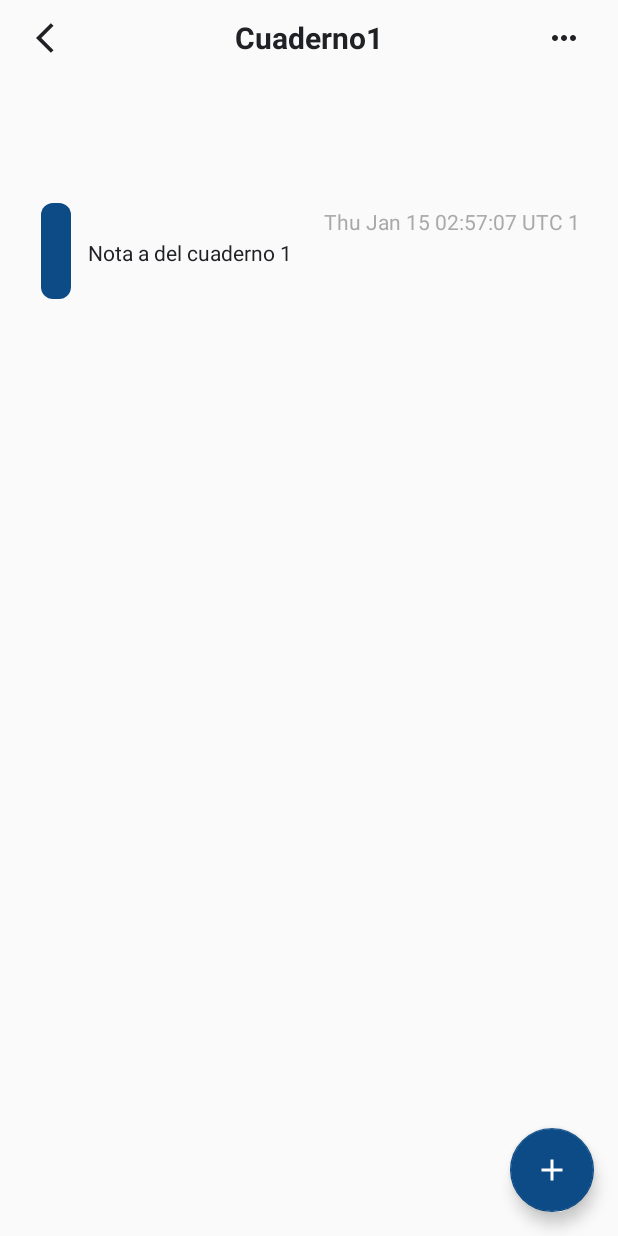
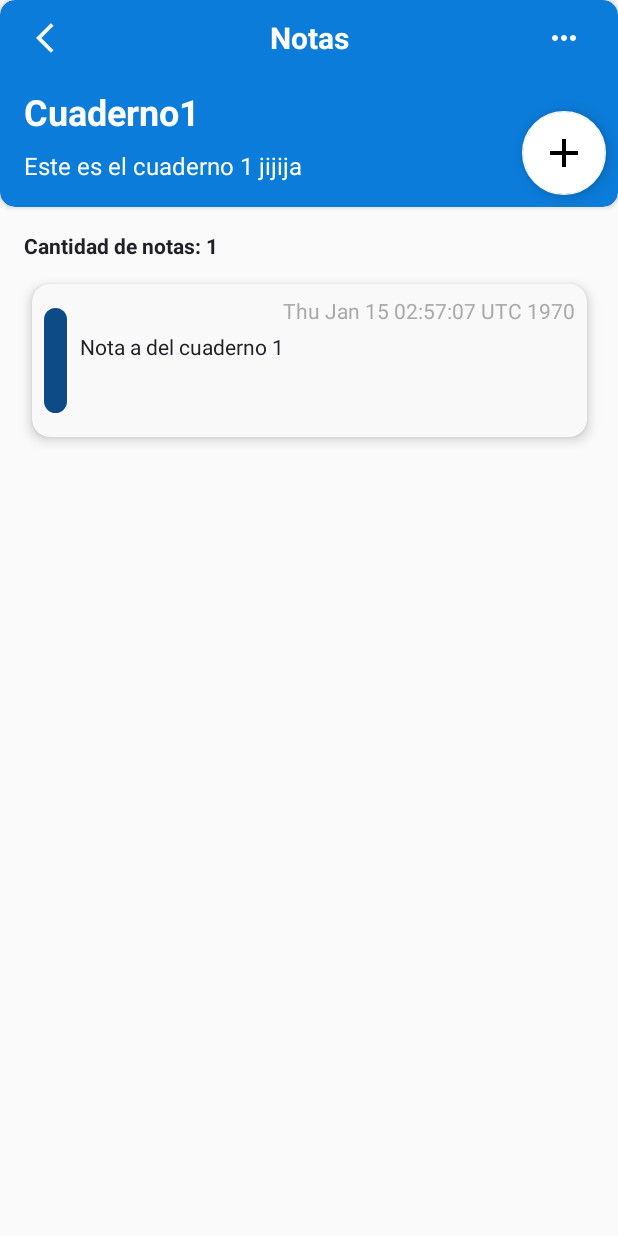
Before and after one commit to johamja/Task-App, an Android app: the BooksMenu screen opened directly, with no data from a screen before it, after a tap on "Cuaderno1", on a phone screen of 412 x 824 dp. Run offline under Robolectric (Android 15) with nearby library versions, the phone set to English and light mode, and no system bars.

Commit message:
Commit_final
Implementacion de Notas y cuadernos

```diff
--- a/app/src/main/java/com/example/task_app/Vistas/Cuadernos/BooksMenu.java
+++ b/app/src/main/java/com/example/task_app/Vistas/Cuadernos/BooksMenu.java
@@ -73,7 +73,7 @@
         listcuadernos.add(new Cuaderno("Cuaderno tareas 4","Este es el cuaderno 4 jijija",1,new ArrayList<>()));
         listcuadernos.add(new Cuaderno("Cuaderno deudores 5","Los que me deben billullo",4,new ArrayList<>()));
         listcuadernos.add(new Cuaderno("No se como llamar este cuaderno","No se como llamarlo, ahora voy a saber que poner aqui apue",3,new ArrayList<>()));
-        listcuadernos.add(new Cuaderno("Calculo integral","Ps es de calculo integral",5,new ArrayList<>()));
+        listcuadernos.add(new Cuaderno("Calculo integral","Ps es de calculo integral\n\n\n\n\n\n\n",5,new ArrayList<>()));
     }
 
     private void FinalizarActivity() {
--- a/app/src/main/java/com/example/task_app/Vistas/Notas/NotasMenu.java
+++ b/app/src/main/java/com/example/task_app/Vistas/Notas/NotasMenu.java
@@ -1,17 +1,17 @@
 package com.example.task_app.Vistas.Notas;
 
 import androidx.appcompat.app.AppCompatActivity;
+import androidx.cardview.widget.CardView;
+import androidx.core.content.ContextCompat;
 import androidx.recyclerview.widget.LinearLayoutManager;
 import androidx.recyclerview.widget.RecyclerView;
 
 import android.os.Bundle;
 import android.widget.ImageView;
 import android.widget.TextView;
-import android.widget.Toast;
 
 import com.example.task_app.Modelos.Cuaderno;
 import com.example.task_app.Modelos.Nota;
-import com.example.task_app.Modelos.na_AdapterCuadernos;
 import com.example.task_app.Modelos.na_AdapterNotas;
 import com.example.task_app.R;
 
@@ -21,13 +21,16 @@
 
     ArrayList<Nota> listnotas = new ArrayList<>();
     RecyclerView recycler;
-    TextView title;
+    TextView title,cantnotas,descripcion;
     ImageView bck,menu;
+    CardView crdview;
 
     @Override
     protected void onCreate(Bundle savedInstanceState) {
         super.onCreate(savedInstanceState);
         setContentView(R.layout.activity_notas_menu);
+        cantnotas = findViewById(R.id.bn_cantnot);
+        descripcion = findViewById(R.id.bn_descripciones);
 
         Bundle objetoenviado = getIntent().getExtras();
         Cuaderno cuaderno=null;
@@ -37,6 +40,19 @@
         }
         title = findViewById(R.id.nm_titlecuaderno2);
         title.setText(cuaderno.getNombre().toCharArray(),0,cuaderno.getNombre().length());
+        cantnotas.setText("Cantidad de notas: "+ String.valueOf(cuaderno.getListadenotas().size()));
+        descripcion.setText(cuaderno.getDescripcion());
+        crdview = findViewById(R.id.bn_cardView4);
+        int color = 0;
+        switch (cuaderno.getTema()){
+            case 1: color = ContextCompat.getColor(this,R.color.Color_Primario); break;
+            case 2: color = ContextCompat.getColor(this,R.color.Color_Secundario); break;
+            case 3: color = ContextCompat.getColor(this,R.color.Color_Terciario); break;
+            case 4: color = ContextCompat.getColor(this,R.color.Color_Cuaternario); break;
+            default: color = ContextCompat.getColor(this,R.color.Color_Primario); break;
+        }
+
+        crdview.setCardBackgroundColor(color);
 
         recycler = findViewById(R.id.an_recyclerv);
         recycler.setLayoutManager(new LinearLayoutManager(this));
--- a/app/src/main/res/layout/activity_books_menu.xml
+++ b/app/src/main/res/layout/activity_books_menu.xml
@@ -58,7 +58,8 @@
         app:layout_constraintHorizontal_bias="0.0"
         app:layout_constraintStart_toStartOf="parent"
         app:layout_constraintTop_toTopOf="@+id/bn_guideline"
-        app:layout_constraintVertical_bias="0.0" />
+        app:layout_constraintVertical_bias="0.0"
+        tools:listitem="@layout/ab_item_list" />
 
     <com.google.android.material.floatingactionbutton.FloatingActionButton
         android:id="@+id/bm_plusbutton"
--- a/app/src/main/res/layout/activity_notas_menu.xml
+++ b/app/src/main/res/layout/activity_notas_menu.xml
@@ -6,13 +6,39 @@
     android:layout_height="match_parent"
     tools:context=".Vistas.Notas.NotasMenu">
 
+    <androidx.cardview.widget.CardView
+        android:id="@+id/bn_cardView4"
+        android:layout_width="0dp"
+        android:layout_height="wrap_content"
+        app:cardBackgroundColor="#FFFFFF"
+        app:cardCornerRadius="10dp"
+        app:layout_constraintEnd_toEndOf="parent"
+        app:layout_constraintStart_toStartOf="parent">
+
+        <androidx.constraintlayout.widget.ConstraintLayout
+            android:layout_width="match_parent"
+            android:layout_height="match_parent">
+
+            <TextView
+                android:id="@+id/bn_textview23"
+                android:layout_width="wrap_content"
+                android:layout_height="wrap_content"
+                android:text="Notas"
+                android:textColor="#FFFFFF"
+                android:textSize="20sp"
+                android:textStyle="bold"
+                app:layout_constraintBottom_toTopOf="@+id/bn_guideline2"
+                app:layout_constraintEnd_toEndOf="parent"
+                app:layout_constraintStart_toStartOf="parent"
+                app:layout_constraintTop_toTopOf="parent" />
+
             <ImageButton
                 android:id="@+id/bm_menubutton2"
                 android:layout_width="40dp"
                 android:layout_height="40dp"
                 android:layout_marginEnd="16dp"
                 android:backgroundTint="#00FFFFFF"
-        android:src="@drawable/ic_baseline_more_horiz_24"
+                android:src="@drawable/ic_baseline_more_horiz_24_white"
                 app:layout_constraintBottom_toTopOf="@+id/bn_guideline2"
                 app:layout_constraintEnd_toEndOf="parent"
                 app:layout_constraintTop_toTopOf="parent" />
@@ -26,15 +52,18 @@
 
             <TextView
                 android:id="@+id/nm_titlecuaderno2"
-        android:layout_width="wrap_content"
+                android:layout_width="0dp"
                 android:layout_height="wrap_content"
+                android:layout_marginStart="16dp"
+                android:layout_marginTop="8dp"
+                android:layout_marginEnd="8dp"
                 android:text="Cuaderno"
-        android:textSize="20sp"
+                android:textColor="#FFFFFF"
+                android:textSize="24sp"
                 android:textStyle="bold"
-        app:layout_constraintBottom_toTopOf="@+id/bn_guideline2"
-        app:layout_constraintEnd_toEndOf="parent"
+                app:layout_constraintEnd_toStartOf="@+id/nm_plusbutton2"
                 app:layout_constraintStart_toStartOf="parent"
-        app:layout_constraintTop_toTopOf="parent" />
+                app:layout_constraintTop_toTopOf="@+id/bn_guideline2" />
 
             <ImageButton
                 android:id="@+id/nm_backbutton"
@@ -42,35 +71,68 @@
                 android:layout_height="40dp"
                 android:layout_marginStart="16dp"
                 android:backgroundTint="#00FFFFFF"
-        android:src="@drawable/ic_baseline_arrow_back_ios_24"
+                android:src="@drawable/ic_baseline_arrow_back_ios_24_white"
                 app:layout_constraintBottom_toTopOf="@+id/bn_guideline2"
                 app:layout_constraintStart_toStartOf="parent"
                 app:layout_constraintTop_toTopOf="parent" />
+
+            <TextView
+                android:id="@+id/bn_descripciones"
+                android:layout_width="0dp"
+                android:layout_height="wrap_content"
+                android:layout_marginStart="16dp"
+                android:layout_marginTop="8dp"
+                android:layout_marginEnd="16dp"
+                android:layout_marginBottom="16dp"
+                android:text="Descripcion"
+                android:textColor="#FFFFFF"
+                android:textSize="16sp"
+                app:layout_constraintBottom_toBottomOf="parent"
+                app:layout_constraintEnd_toStartOf="@+id/nm_plusbutton2"
+                app:layout_constraintStart_toStartOf="parent"
+                app:layout_constraintTop_toBottomOf="@+id/nm_titlecuaderno2" />
 
             <com.google.android.material.floatingactionbutton.FloatingActionButton
                 android:id="@+id/nm_plusbutton2"
                 android:layout_width="wrap_content"
                 android:layout_height="wrap_content"
-        android:layout_marginEnd="16dp"
-        android:layout_marginBottom="16dp"
+                android:layout_marginTop="24dp"
+                android:layout_marginEnd="8dp"
+                android:layout_marginBottom="8dp"
                 android:clickable="true"
+                android:foreground="@drawable/ic_baseline_add"
+                android:foregroundGravity="center_vertical|center_horizontal"
+                android:foregroundTint="#000000"
                 android:src="@drawable/ic_baseline_add"
-        app:backgroundTint="@color/Color_Primario"
+                app:backgroundTint="@color/Color1_Light"
                 app:layout_constraintBottom_toBottomOf="parent"
-        app:layout_constraintEnd_toEndOf="parent" />
+                app:layout_constraintEnd_toEndOf="parent"
+                app:layout_constraintTop_toTopOf="@+id/bn_guideline2"
+                app:layout_constraintVertical_bias="1.0" />
+        </androidx.constraintlayout.widget.ConstraintLayout>
 
-    <LinearLayout
-        android:layout_width="359dp"
-        android:layout_height="570dp"
-        android:orientation="horizontal"
+    </androidx.cardview.widget.CardView>
+
+    <androidx.recyclerview.widget.RecyclerView
+        android:id="@+id/an_recyclerv"
+        android:layout_width="0dp"
+        android:layout_height="0dp"
+        android:layout_marginTop="8dp"
         app:layout_constraintBottom_toBottomOf="parent"
         app:layout_constraintEnd_toEndOf="parent"
         app:layout_constraintStart_toStartOf="parent"
-        app:layout_constraintTop_toTopOf="parent">
+        app:layout_constraintTop_toBottomOf="@+id/bn_cantnot"
+        tools:listitem="@layout/an_item_list" />
 
-        <androidx.recyclerview.widget.RecyclerView
-            android:id="@+id/an_recyclerv"
-            android:layout_width="match_parent"
-            android:layout_height="match_parent" />
-    </LinearLayout>
+    <TextView
+        android:id="@+id/bn_cantnot"
+        android:layout_width="wrap_content"
+        android:layout_height="0dp"
+        android:layout_marginStart="16dp"
+        android:layout_marginTop="16dp"
+        android:text="Cantidad de notas: n"
+        android:textStyle="bold"
+        app:layout_constraintStart_toStartOf="parent"
+        app:layout_constraintTop_toBottomOf="@+id/bn_cardView4" />
+
 </androidx.constraintlayout.widget.ConstraintLayout>
--- a/app/src/main/res/layout/an_item_list.xml
+++ b/app/src/main/res/layout/an_item_list.xml
@@ -3,54 +3,69 @@
     xmlns:app="http://schemas.android.com/apk/res-auto"
     xmlns:tools="http://schemas.android.com/tools"
     android:layout_width="match_parent"
-    android:layout_height="match_parent">
+    android:layout_height="wrap_content">
 
-    <FrameLayout
-        android:layout_width="391dp"
-        android:layout_height="91dp"
+    <androidx.cardview.widget.CardView
+        android:layout_width="370dp"
+        android:layout_height="102dp"
         android:layout_marginStart="32dp"
-        android:layout_marginEnd="16dp"
+        android:layout_marginTop="8dp"
+        android:layout_marginEnd="32dp"
+        android:layout_marginBottom="8dp"
+        app:cardBackgroundColor="@color/Color2_Light"
+        app:cardCornerRadius="12dp"
+        app:cardElevation="5dp"
+        app:layout_constraintBottom_toBottomOf="parent"
         app:layout_constraintEnd_toEndOf="parent"
         app:layout_constraintStart_toStartOf="parent"
         app:layout_constraintTop_toTopOf="parent">
 
+        <androidx.constraintlayout.widget.ConstraintLayout
+            android:layout_width="match_parent"
+            android:layout_height="match_parent">
+
             <ImageView
                 android:id="@+id/an_tema"
-            android:layout_width="20dp"
-            android:layout_height="64dp"
+                android:layout_width="15dp"
+                android:layout_height="0dp"
                 android:layout_marginStart="8dp"
-            android:layout_marginTop="8dp"
-            android:layout_marginBottom="8dp"
+                android:layout_marginTop="16dp"
+                android:layout_marginBottom="16dp"
                 android:background="@drawable/rounded_corner"
                 android:backgroundTint="@color/Color_Primario"
                 app:layout_constraintBottom_toBottomOf="parent"
                 app:layout_constraintStart_toStartOf="parent"
                 app:layout_constraintTop_toTopOf="parent" />
 
-        <LinearLayout
-            android:layout_width="352dp"
-            android:layout_height="69dp"
-            android:layout_gravity="right|center"
-            android:orientation="vertical">
-
             <TextView
                 android:id="@+id/an_fecha"
                 android:layout_width="wrap_content"
-                android:layout_height="wrap_content"
+                android:layout_height="0dp"
                 android:layout_gravity="right"
+                android:layout_marginTop="8dp"
+                android:layout_marginEnd="8dp"
+                android:layout_marginBottom="5dp"
                 android:text="2022-7-10"
-                android:textColor="#CD959595" />
-
-            <Space
-                android:layout_width="match_parent"
-                android:layout_height="1dp" />
+                android:textColor="#CD959595"
+                app:layout_constraintBottom_toTopOf="@+id/an_textos"
+                app:layout_constraintEnd_toEndOf="parent"
+                app:layout_constraintTop_toTopOf="parent" />
 
             <TextView
                 android:id="@+id/an_textos"
-                android:layout_width="match_parent"
-                android:layout_height="47dp"
-                android:text="Lorem ipsum dolor sit amet consectetur adipiscing elit penatibus, eget lobortis proin vehicula aptent gravida libero, integer nisi ad magna lacus natoque ligula. Tempus bibendum dapibus dui cum commodo aenean nisi eros platea mi felis, interdum phasellus molestie hendrerit faucibus volutpat placerat fermentum inceptos senectus, purus ante curabitur congue tempor fringilla praesent magna maecenas justo. Interdum curae bibendum vestibulum sapien posuere non sodales lectus netus tincidunt purus, habitasse dui vel volutpat ornare felis nascetur hendrerit ante natoque cubilia neque, malesuada dis ultrices semper aliquam inceptos pellentesque vivamus donec fames." />
-        </LinearLayout>
+                android:layout_width="0dp"
+                android:layout_height="0dp"
+                android:layout_marginStart="32dp"
+                android:layout_marginTop="32dp"
+                android:layout_marginEnd="8dp"
+                android:layout_marginBottom="16dp"
+                android:text="Lorem ipsum dolor sit amet consectetur adipiscing elit penatibus, eget lobortis proin vehicula aptent gravida libero, integer nisi ad magna lacus natoque ligula. Tempus bibendum dapibus dui cum commodo aenean nisi eros platea mi felis, interdum phasellus molestie hendrerit faucibus volutpat placerat fermentum inceptos senectus, purus ante curabitur congue tempor fringilla praesent magna maecenas justo. Interdum curae bibendum vestibulum sapien posuere non sodales lectus netus tincidunt purus, habitasse dui vel volutpat ornare felis nascetur hendrerit ante natoque cubilia neque, malesuada dis ultrices semper aliquam inceptos pellentesque vivamus donec fames."
+                app:layout_constraintBottom_toBottomOf="parent"
+                app:layout_constraintEnd_toEndOf="parent"
+                app:layout_constraintStart_toStartOf="parent"
+                app:layout_constraintTop_toTopOf="parent" />
+        </androidx.constraintlayout.widget.ConstraintLayout>
 
-    </FrameLayout>
+    </androidx.cardview.widget.CardView>
+
 </androidx.constraintlayout.widget.ConstraintLayout>
```
Lines whose indentation alone changed are shown as unchanged.
